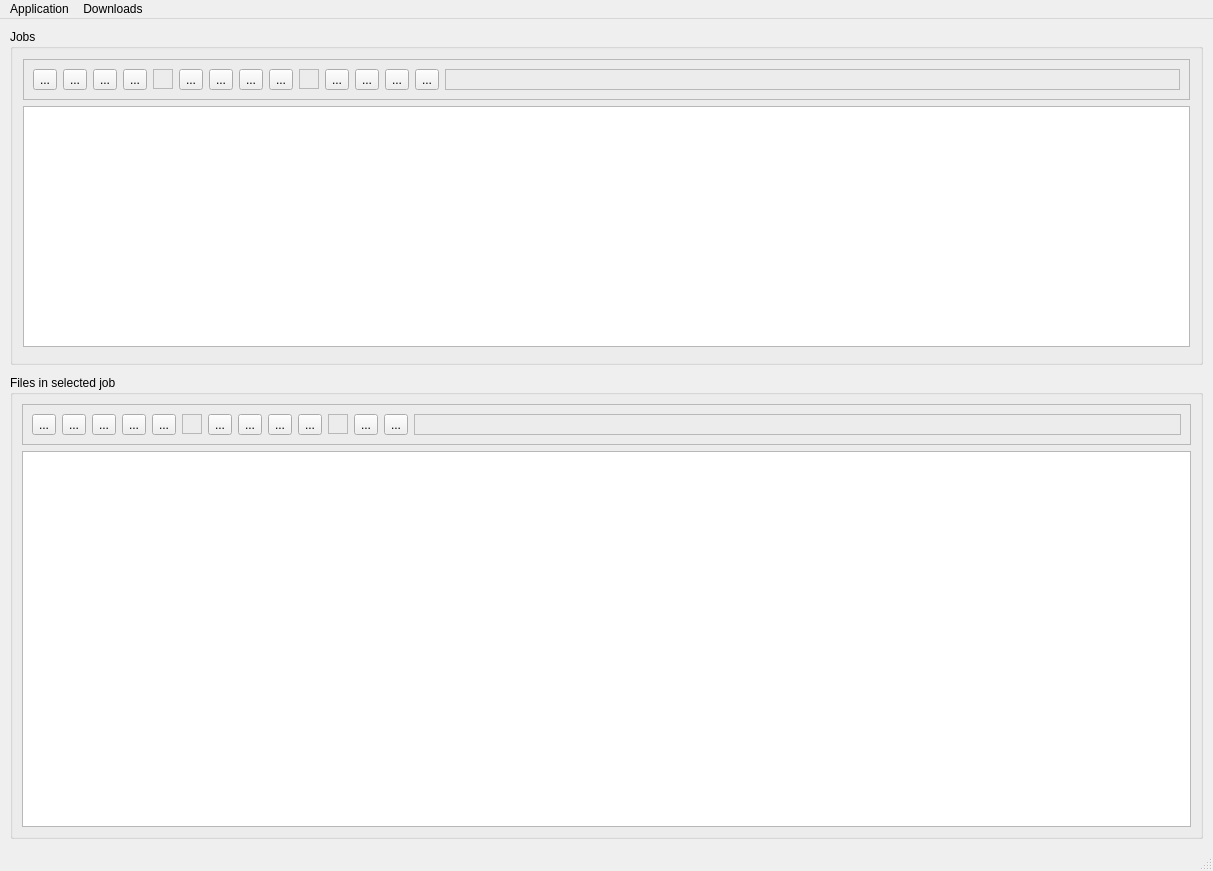
endre-git/aoget, file aoget/qt/main_window.ui: the form before one commit.
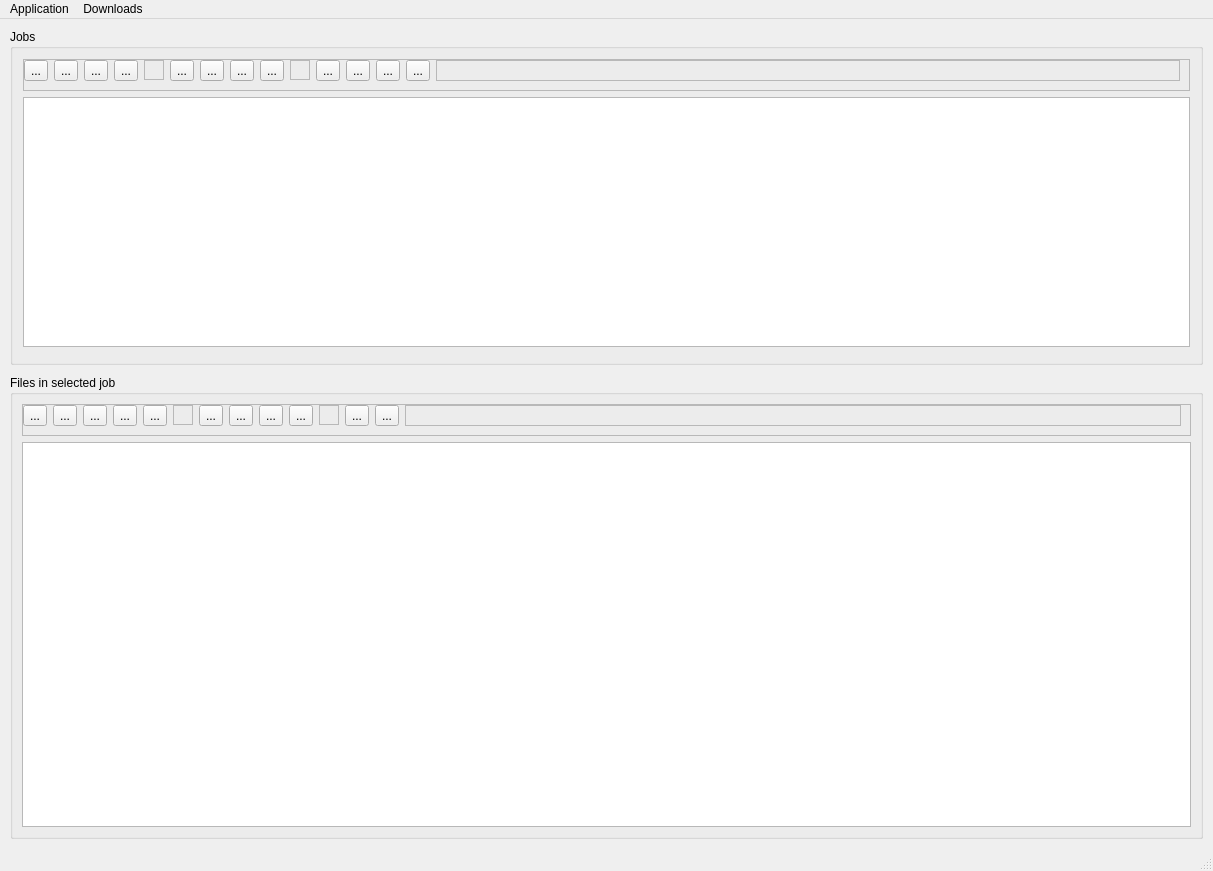
The form after the commit. Icons and pictures are not drawn.

Commit message: fixed <<#72 button bar final layout>>

The edit to the form file:
```diff
--- a/aoget/qt/main_window.ui
+++ b/aoget/qt/main_window.ui
@@ -76,6 +76,12 @@
           <enum>QFrame::Raised</enum>
          </property>
          <layout class="QHBoxLayout" name="horizontalLayout_2">
+          <property name="leftMargin">
+           <number>0</number>
+          </property>
+          <property name="topMargin">
+           <number>0</number>
+          </property>
           <item>
            <widget class="QToolButton" name="btnJobStart">
             <property name="toolTip">
@@ -434,6 +440,12 @@
           <enum>QFrame::Raised</enum>
          </property>
          <layout class="QHBoxLayout" name="horizontalLayout">
+          <property name="leftMargin">
+           <number>0</number>
+          </property>
+          <property name="topMargin">
+           <number>0</number>
+          </property>
           <item>
            <widget class="QToolButton" name="btnFileStartDownload">
             <property name="toolTip">
```
